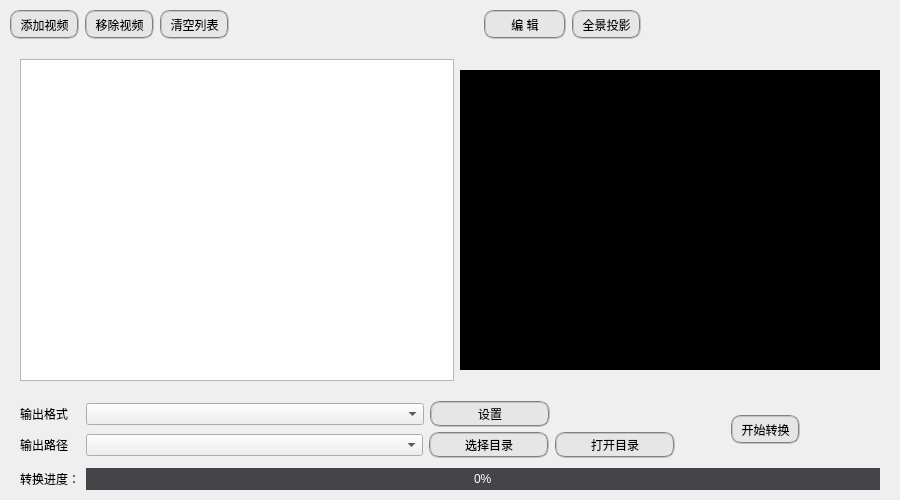
This is mainwindow.ui in EthanXzhang/TransformPlatform as Qt 5 draws it before an edit. The edited form follows.
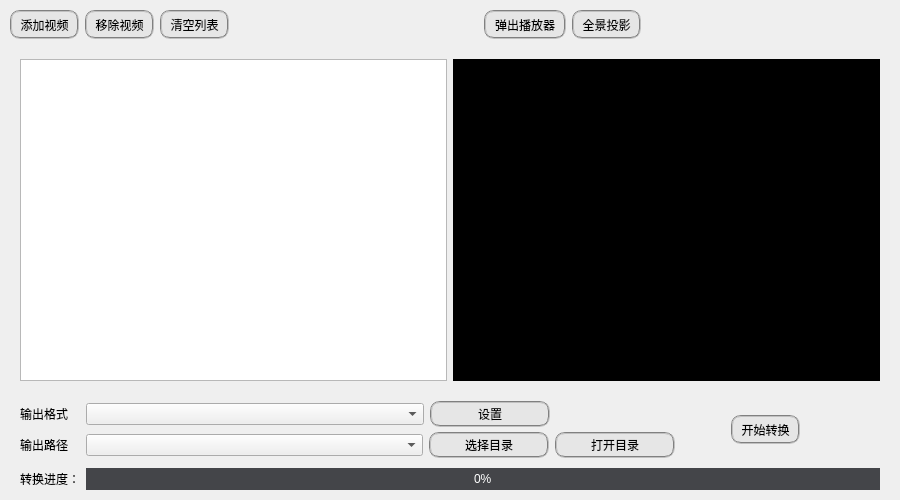
This is the edited form. Icons and pictures are not drawn.

What changed in the file:
```diff
--- a/mainwindow.ui
+++ b/mainwindow.ui
@@ -157,7 +157,7 @@
 </string>
            </property>
            <property name="text">
-            <string>     编 辑     </string>
+            <string>弹出播放器</string>
            </property>
            <property name="icon">
             <iconset resource="resource.qrc">
@@ -247,8 +247,8 @@
            </property>
            <property name="maximumSize">
             <size>
-             <width>420</width>
-             <height>300</height>
+             <width>1920</width>
+             <height>1080</height>
             </size>
            </property>
            <property name="styleSheet">
```
Left out of the diff: 4 changed lines with no effect on the pictures.
